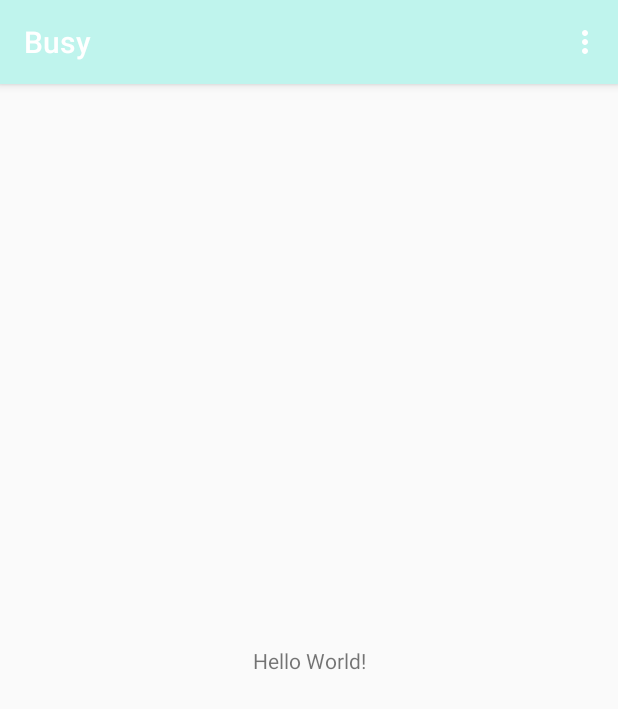
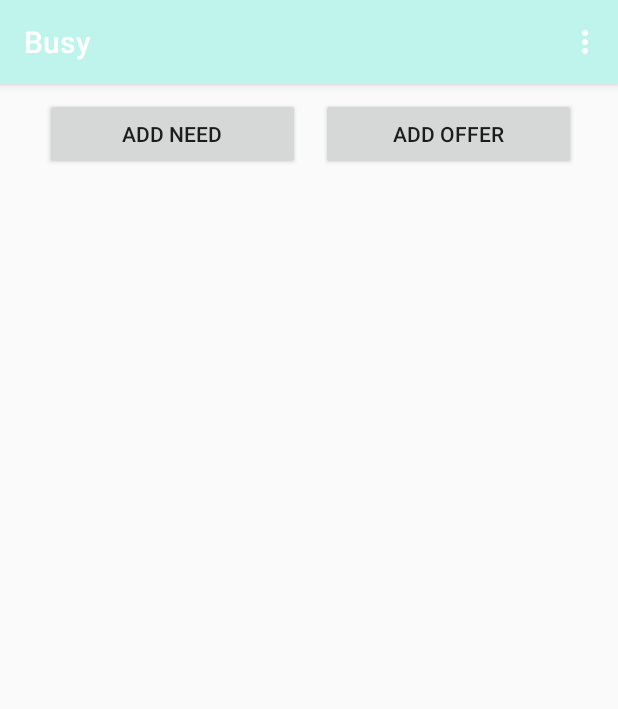
Before and after one commit to stormihoebe/busy-android, an Android app: the screen it shows after launch once a user with an empty profile is signed in (MainActivity), on a phone screen of 412 x 824 dp. Shown: the top 709 px of the screen. Run offline under Robolectric (Android 15) with nearby library versions, the phone set to English and light mode, and no system bars; our stand-ins replace ButterKnife, Firebase (no records; nobody signed in at launch, a user with empty details on screens opened directly).

Commit message:
add need and offer buttons to main activity to add needs and offers to user profile

```diff
--- a/app/src/main/res/layout/activity_main.xml
+++ b/app/src/main/res/layout/activity_main.xml
@@ -6,13 +6,50 @@
     android:layout_height="match_parent"
     tools:context="com.stormhoebe.busy.MainActivity">
 
-    <TextView
+
+
+    <Button
+        android:id="@+id/offerButton"
+        android:layout_width="170dp"
+        android:layout_height="48dp"
+        android:layout_marginBottom="14dp"
+        android:layout_marginLeft="8dp"
+        android:layout_marginTop="8dp"
+        android:text="Add Offer"
+        app:layout_constraintBottom_toTopOf="@+id/guideline5"
+        app:layout_constraintLeft_toLeftOf="@+id/guideline4"
+        app:layout_constraintTop_toTopOf="parent"
+        android:layout_marginStart="8dp" />
+
+    <Button
+        android:id="@+id/needButton"
+        android:layout_width="170dp"
+        android:layout_height="48dp"
+        android:layout_marginBottom="14dp"
+        android:layout_marginRight="6dp"
+        android:layout_marginTop="8dp"
+        android:text="Add Need"
+        app:layout_constraintBottom_toTopOf="@+id/guideline5"
+        app:layout_constraintRight_toLeftOf="@+id/guideline4"
+        app:layout_constraintTop_toTopOf="parent"
+        android:layout_marginEnd="6dp" />
+
+    <android.support.constraint.Guideline
         android:layout_width="wrap_content"
         android:layout_height="wrap_content"
-        android:text="Hello World!"
-        app:layout_constraintBottom_toBottomOf="parent"
-        app:layout_constraintLeft_toLeftOf="parent"
-        app:layout_constraintRight_toRightOf="parent"
-        app:layout_constraintTop_toTopOf="parent" />
+        android:id="@+id/guideline4"
+        android:orientation="vertical"
+        app:layout_constraintGuide_percent="0.5"
+        tools:layout_editor_absoluteY="0dp"
+        tools:layout_editor_absoluteX="192dp" />
+
+    <android.support.constraint.Guideline
+        android:layout_width="wrap_content"
+        android:layout_height="wrap_content"
+        android:id="@+id/guideline5"
+        app:layout_constraintGuide_begin="73dp"
+        android:orientation="horizontal"
+        tools:layout_editor_absoluteY="73dp"
+        tools:layout_editor_absoluteX="0dp" />
 
 </android.support.constraint.ConstraintLayout>
--- a/app/src/main/res/layout/activity_new_user.xml
+++ b/app/src/main/res/layout/activity_new_user.xml
@@ -21,7 +21,10 @@
         android:layout_marginLeft="8dp"
         app:layout_constraintLeft_toLeftOf="parent"
         android:layout_marginRight="8dp"
-        app:layout_constraintRight_toRightOf="parent" />
+        app:layout_constraintRight_toRightOf="parent"
+        app:layout_constraintTop_toTopOf="parent"
+        android:layout_marginTop="8dp"
+        app:layout_constraintVertical_bias="0.666" />
 
     <TextView
         android:id="@+id/newUserHeaderTextView2"
@@ -29,7 +32,7 @@
         android:layout_height="57dp"
         android:textAlignment="center"
         android:text="Just a few questions and you'll be making business partners in no time."
-        android:layout_marginBottom="66dp"
+        android:layout_marginBottom="55dp"
         app:layout_constraintBottom_toTopOf="@+id/typeEditText"
         android:layout_marginLeft="8dp"
         app:layout_constraintLeft_toLeftOf="parent"
```
